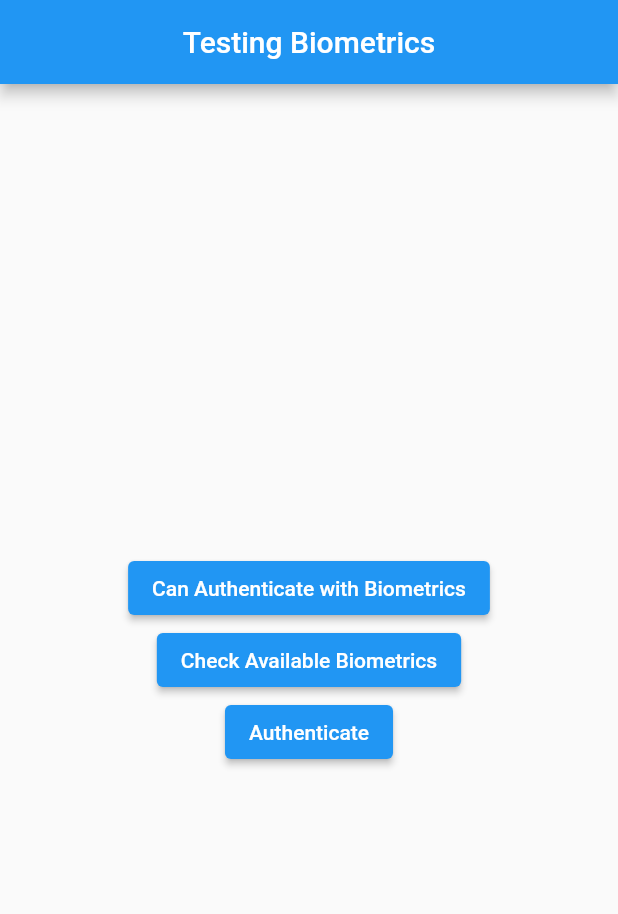
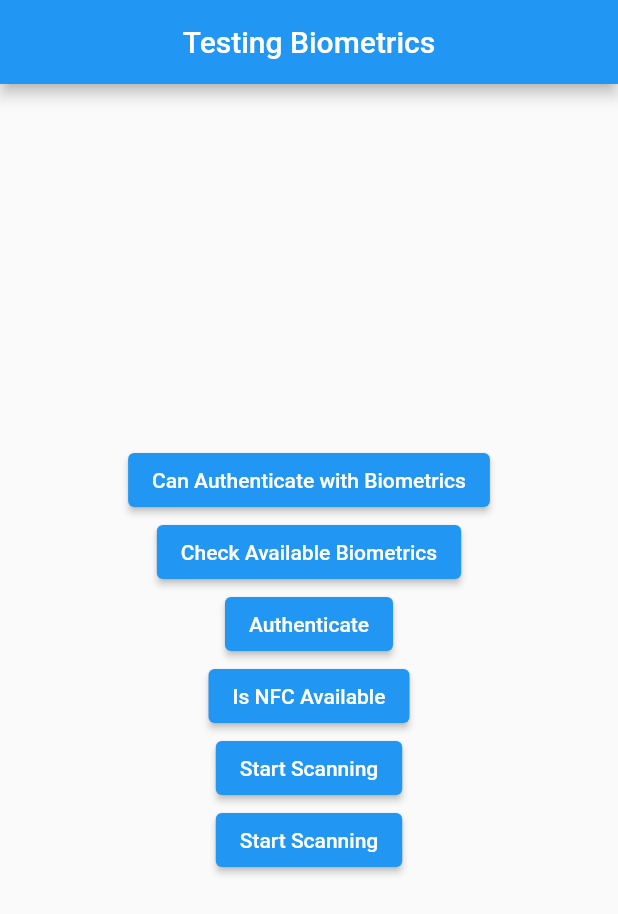
Before and after one commit to blakewood84/flutter-biometrics, a Flutter app: the screen it shows after launch, on a phone screen of 412 x 824 dp. Shown: the top 914 px of the screen. Run offline on Flutter 3.47's test engine with Material 2 defaults, Android fonts, the phone set to English and light mode, and no system bars; our stand-ins replace local_auth; missing offline and left inert: nfc_manager.

```diff
--- a/lib/main.dart
+++ b/lib/main.dart
@@ -3,6 +3,8 @@ import 'package:flutter/services.dart';
 import 'package:local_auth/local_auth.dart';
 
 import 'dart:developer' as devtools;
+
+import 'package:nfc_manager/nfc_manager.dart';
 
 void main() {
   runApp(const MyApp());
@@ -53,6 +55,22 @@ class MyApp extends StatelessWidget {
     }
   }
 
+  void _isNFCAvailable() async {
+    bool isAvailable = await NfcManager.instance.isAvailable();
+    devtools.log('Is NFC Available: $isAvailable');
+  }
+
+  void _startNFCScanSession() async {
+    NfcManager.instance.startSession(onDiscovered: (NfcTag tag) async {
+      // Do something with an NfcTag instance.
+      devtools.log('Scanning... Tag: $tag');
+    });
+  }
+
+  void _stopNFCScanning() async {
+    NfcManager.instance.stopSession();
+  }
+
   @override
   Widget build(BuildContext context) {
     return MaterialApp(
@@ -91,6 +109,24 @@ class MyApp extends StatelessWidget {
                   },
                   child: const Text('Authenticate'),
                 ),
+                ElevatedButton(
+                  onPressed: () {
+                    _isNFCAvailable();
+                  },
+                  child: const Text('Is NFC Available'),
+                ),
+                ElevatedButton(
+                  onPressed: () {
+                    _startNFCScanSession();
+                  },
+                  child: const Text('Start Scanning'),
+                ),
+                ElevatedButton(
+                  onPressed: () {
+                    _stopNFCScanning();
+                  },
+                  child: const Text('Start Scanning'),
+                ),
               ],
             ),
           ),
--- a/pubspec.yaml
+++ b/pubspec.yaml
@@ -11,6 +11,7 @@ dependencies:
   flutter:
     sdk: flutter
   local_auth: ^2.1.3
+  nfc_manager: ^3.2.0
 
 dev_dependencies:
   flutter_lints: ^2.0.0
```
Also changed, not shown: pubspec.lock, 3 other files.
